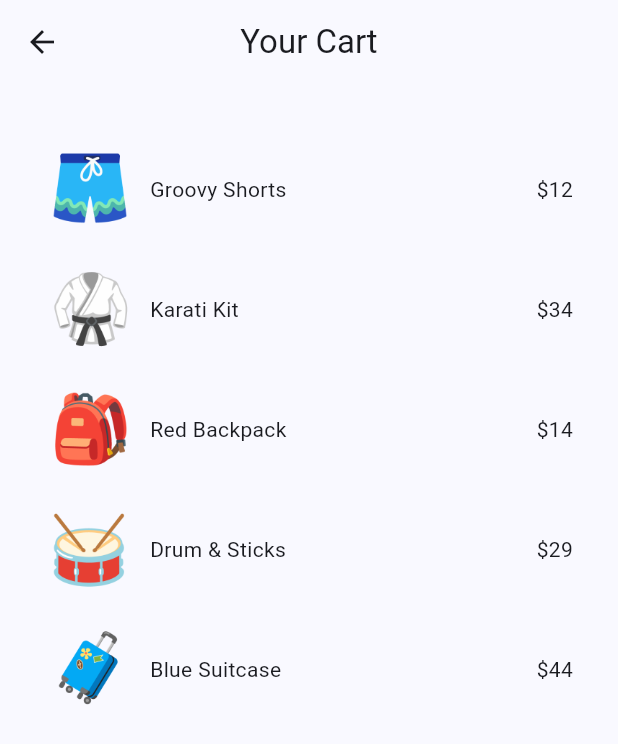
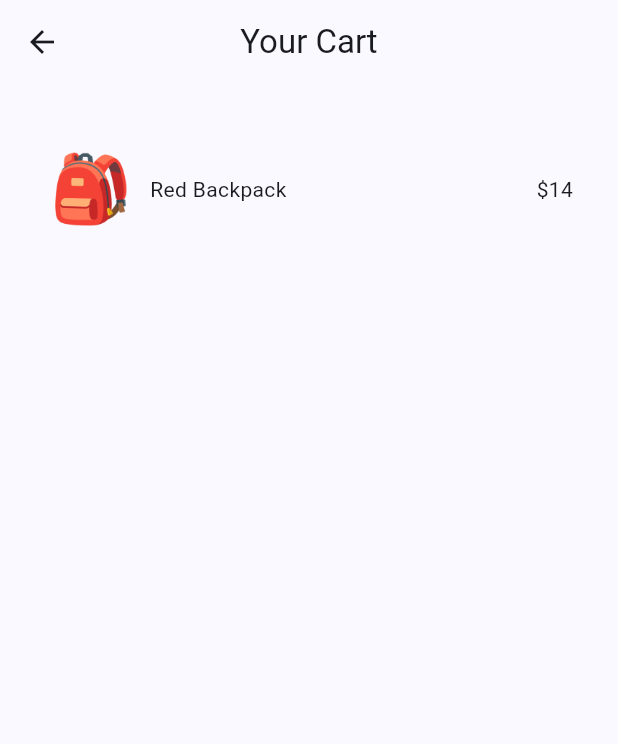
Before and after one commit to jeremykung/flutter-riverpod-test, a Flutter app: the screen it shows after launch, after a tap on the "shopping bag" icon, on a phone screen of 412 x 824 dp. Shown: the top 744 px of the screen. Run offline on Flutter 3.47's test engine with Material 3 defaults, Android fonts, the phone set to English and light mode, and no system bars; our stand-ins replace flutter_riverpod, riverpod_annotation; generated files the repository leaves out were written again.

```diff
--- /dev/null
+++ b/lib/providers/cart_provider.dart
@@ -0,0 +1,22 @@
+import 'package:riverpod_annotation/riverpod_annotation.dart';
+import 'package:riverpod_files/models/product.dart';
+
+class CartNotifier extends Notifier<Set<Product>> {
+
+  @override
+  Set<Product> build() {
+    return const {
+      Product(
+        id: '5',
+        title: 'Red Backpack',
+        price: 14,
+        image: 'assets/products/backpack.png'
+      ),
+    };
+  }
+
+}
+
+final cartNotifierProvider = NotifierProvider<CartNotifier, Set<Product>>(() {
+  return CartNotifier();
+});
--- a/lib/providers/products_provider.dart
+++ b/lib/providers/products_provider.dart
@@ -1,5 +1,7 @@
-import 'package:flutter_riverpod/flutter_riverpod.dart';
+import 'package:riverpod_annotation/riverpod_annotation.dart';
 import 'package:riverpod_files/models/product.dart';
+
+part 'products_provider.g.dart';
 
 const List<Product> allProducts = [
   Product(id: '1', title: 'Groovy Shorts', price: 12, image: 'assets/products/shorts.png'),
@@ -12,9 +14,9 @@ const List<Product> allProducts = [
   Product(id: '8', title: 'Electric Guitar', price: 79, image: 'assets/products/guitar.png'),
 ];
 
-final productsProvider = Provider((ref) {
-  return allProducts;
-});
+// final productsProvider = Provider((ref) {
+//   return allProducts;
+// });
 
 final saleProductProvider = Provider((ref) {
   return allProducts.where((product) => product.price < 50).toList();
@@ -23,3 +25,13 @@ final saleProductProvider = Provider((ref) {
 // final saleProductProvider = Provider((ref) {
 //   return allProducts.where((product) => product.price < 50).toList();
 // });
+
+@riverpod
+List<Product> products(ref) {
+  return allProducts;
+}
+
+@riverpod
+List<Product> saleProducts(ref) {
+  return allProducts.where((product) => product.price < 50).toList();
+}
--- a/lib/screens/cart/cart_screen.dart
+++ b/lib/screens/cart/cart_screen.dart
@@ -1,6 +1,6 @@
 import 'package:flutter/material.dart';
 import 'package:flutter_riverpod/flutter_riverpod.dart';
-import 'package:riverpod_files/providers/products_provider.dart';
+import 'package:riverpod_files/providers/cart_provider.dart';
 
 class CartScreen extends ConsumerStatefulWidget {
   const CartScreen({super.key});
@@ -14,7 +14,7 @@ class _CartScreenState extends ConsumerState<CartScreen> {
 
   @override
   Widget build(BuildContext context) {
-    final cartProducts = ref.watch(saleProductProvider);
+    final cartProducts = ref.watch(cartNotifierProvider);
 
     return Scaffold(
       appBar: AppBar(
--- a/lib/screens/home/home_screen.dart
+++ b/lib/screens/home/home_screen.dart
@@ -1,5 +1,8 @@
+import 'package:flutter/cupertino.dart';
 import 'package:flutter/material.dart';
+import 'package:flutter/widgets.dart';
 import 'package:flutter_riverpod/flutter_riverpod.dart';
+import 'package:riverpod_files/providers/cart_provider.dart';
 import 'package:riverpod_files/providers/products_provider.dart';
 import 'package:riverpod_files/shared/cart_icon.dart';
 
@@ -9,6 +12,7 @@ class HomeScreen extends ConsumerWidget {
   @override
   Widget build(BuildContext context, WidgetRef ref) {
     final allProducts = ref.watch(productsProvider);
+    final cartProducts = ref.watch(cartNotifierProvider);
 
     return Scaffold(
       appBar: AppBar(
@@ -31,14 +35,26 @@ class HomeScreen extends ConsumerWidget {
               color: Colors.blueGrey.withOpacity(0.05),
               child: Column(
                 children: [
-                  Container(
+                  Expanded(
+                    child: SizedBox(
                         width: 60,
                         height: 60,
                         child: Image(
                           image: AssetImage(allProducts[index].image),
                         )),
+                  ),
                   Text(allProducts[index].title),
-                    Text('\$${allProducts[index].price}')
+                  Text('\$${allProducts[index].price}'),
+                  if (cartProducts.contains(allProducts[index]))
+                    TextButton(
+                      onPressed: () {},
+                      child: const Text('Remove'),
+                    )
+                  else
+                    TextButton(
+                      onPressed: () {},
+                      child: const Text('Add'),
+                    )
                 ],
               ),
             );
--- a/pubspec.yaml
+++ b/pubspec.yaml
@@ -35,6 +35,7 @@ dependencies:
   # Use with the CupertinoIcons class for iOS style icons.
   cupertino_icons: ^1.0.2
   flutter_riverpod: ^2.5.1
+  riverpod_annotation: ^2.3.5
 
 dev_dependencies:
   flutter_test:
@@ -46,6 +47,8 @@ dev_dependencies:
   # package. See that file for information about deactivating specific lint
   # rules and activating additional ones.
   flutter_lints: ^2.0.0
+  riverpod_generator: ^2.4.0
+  build_runner: ^2.4.9
 
 # For information on the generic Dart part of this file, see the
 # following page: https://dart.dev/tools/pub/pubspec
```
Also changed, not shown: lib/providers/products_provider.g.dart (added), pubspec.lock. Lines whose indentation alone changed are shown as unchanged.
